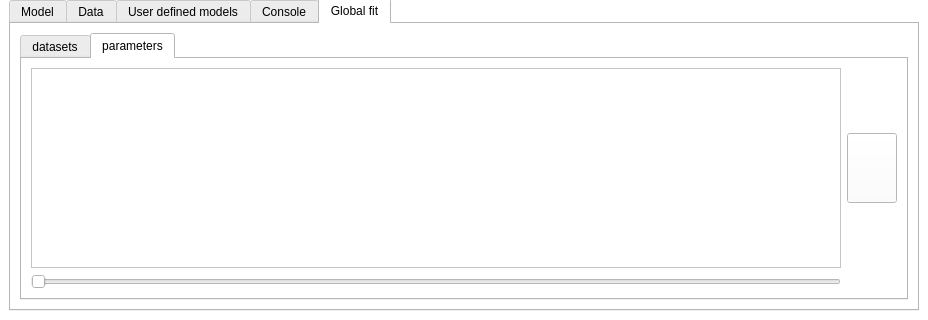
This is trunk/qt/Motofit.ui in refnx/refnx as Qt 5 draws it before an edit; both pictures show x 0 to 928 and y 405 to 725 of the 928 by 725 pixel window. The edited form follows.
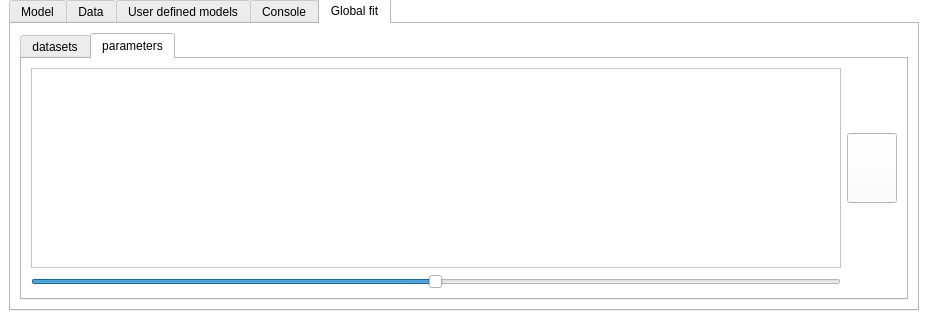
This is the edited form. The open tabs and pages were chosen to show the change. Icons and pictures are not drawn.

Commit message: changing imaginary SLD to units of 1e-6

What changed in the file:
```diff
--- a/trunk/qt/Motofit.ui
+++ b/trunk/qt/Motofit.ui
@@ -1098,6 +1098,15 @@
                  <height>40</height>
                 </size>
                </property>
+               <property name="maximum">
+                <number>999</number>
+               </property>
+               <property name="value">
+                <number>499</number>
+               </property>
+               <property name="tracking">
+                <bool>true</bool>
+               </property>
                <property name="orientation">
                 <enum>Qt::Horizontal</enum>
                </property>
```
The commit also changes 1 other file.
